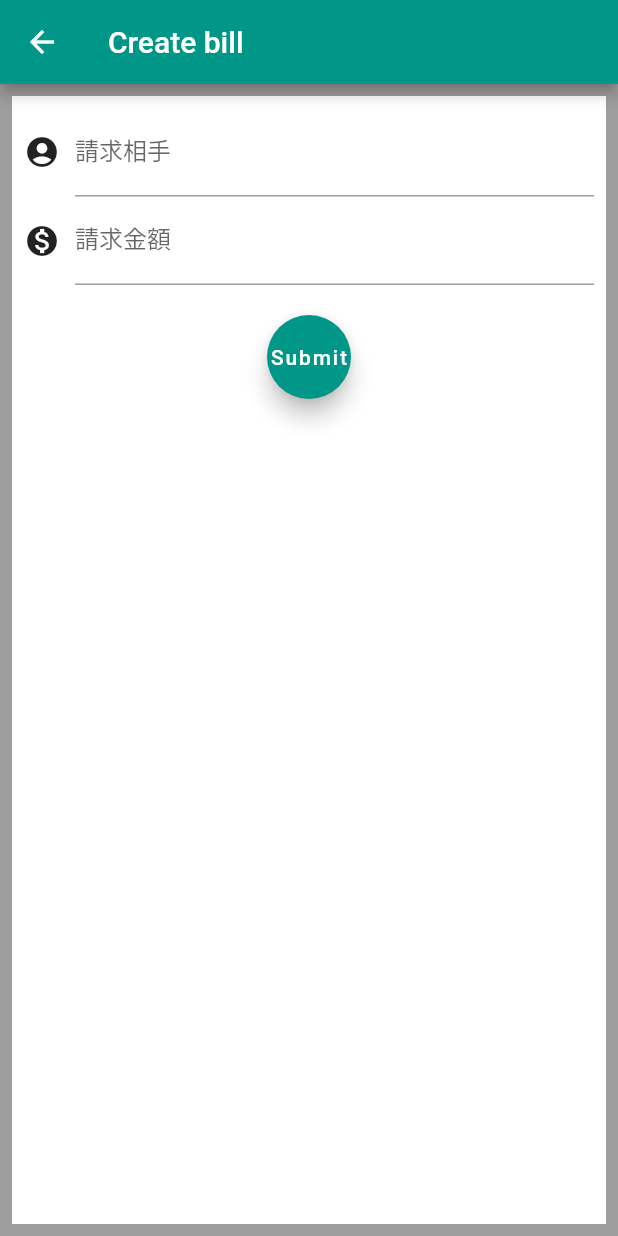
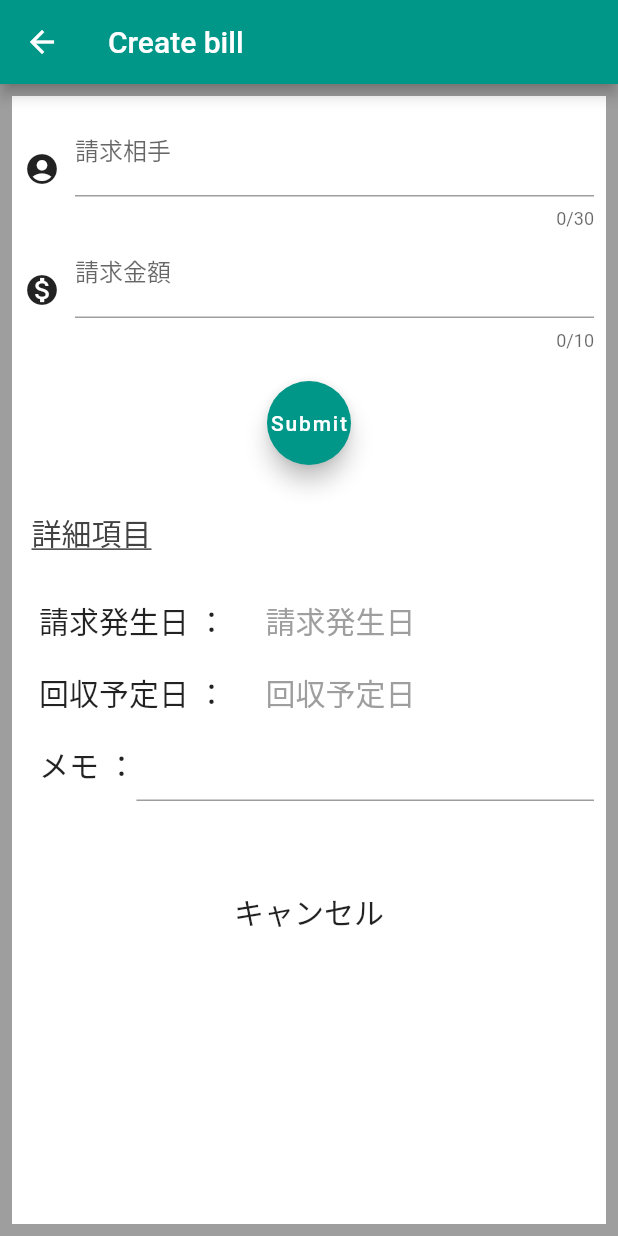
Before and after one commit to N-Yosh/BillApp, a Flutter app: the screen it shows after launch, after a tap on the "add" icon, on a phone screen of 412 x 824 dp. Run offline on Flutter 3.47's test engine with Material 2 defaults, Android fonts, the phone set to English and light mode, and no system bars.

Commit message:
List削除機能、bill作成詳細項目追加準備実装

```diff
--- a/lib/bill_list_model.dart
+++ b/lib/bill_list_model.dart
@@ -8,4 +8,9 @@ class BillListModel extends ChangeNotifier {
     bills.add(newBill);
     notifyListeners();
   }
+
+  void removeBill(Bill targetBill){
+    bills.remove(targetBill);
+    notifyListeners();
+  }
 }
--- a/lib/bill_list_page.dart
+++ b/lib/bill_list_page.dart
@@ -12,10 +12,17 @@ class BillList extends StatelessWidget {
         builder: (context, model, child) {
           final listTiles = model.bills
               .map(
-                (e) => ListTile(
-                  leading: Text('￥' + e.money.toString(),style: TextStyle(fontSize: 30,),),
-                  title: Text(e.person),
-                  subtitle: Text('支払予定 ' + e.createdDay.toString()),
+                (e) => Container(
+                  padding: EdgeInsets.all(3),
+                  child: ListTile(
+                    tileColor: Colors.white,
+                    onLongPress: (){
+                      model.removeBill(e);
+                    },
+                    leading: Text('￥' + e.money.toString(),style: TextStyle(fontSize: 30,),),
+                    title: Text(e.person),
+                    subtitle: Text('支払予定 ' + e.createdDay.toString()),
+                  ),
                 ),
               )
               .toList();
--- a/lib/create_bill.dart
+++ b/lib/create_bill.dart
@@ -1,13 +1,13 @@
-import 'package:bill_app/bill_list_model.dart';
+import 'dart:ui';
 import 'package:flutter/cupertino.dart';
 import 'package:flutter/material.dart';
 import 'package:flutter/services.dart';
-import 'package:provider/provider.dart';
 import 'bill.dart';
 
 class CreateBill extends StatelessWidget {
   final _personTextController = TextEditingController();
   final _moneyTextController = TextEditingController();
+  final _memoTextController=TextEditingController();
 
   @override
   Widget build(BuildContext context) {
@@ -21,7 +21,7 @@ class CreateBill extends StatelessWidget {
         child: Container(
           color: Colors.white,
           padding: const EdgeInsets.all(8.0),
-          child: Column(
+          child: ListView(
             children: [
               Row(
                 children: [
@@ -33,6 +33,7 @@ class CreateBill extends StatelessWidget {
                     child: TextFormField(
                       controller: _personTextController,
                       decoration: InputDecoration(labelText: '請求相手'),
+                      maxLength: 30,
                     ),
                   ),
                 ],
@@ -47,6 +48,7 @@ class CreateBill extends StatelessWidget {
                     child: TextFormField(
                       controller: _moneyTextController,
                       decoration: InputDecoration(labelText: '請求金額'),
+                      maxLength: 10,
                       inputFormatters: <TextInputFormatter>[
                         FilteringTextInputFormatter.digitsOnly,
                       ],
@@ -71,6 +73,72 @@ class CreateBill extends StatelessWidget {
                   Navigator.of(context).pop(newBill);
                 },
               ),
+              Padding(
+                padding: EdgeInsets.only(top: 30),
+              ),
+              Row(
+                crossAxisAlignment: CrossAxisAlignment.start,
+                children: [
+                  Padding(padding: EdgeInsets.only(left: 5)),
+                  Text(
+                    '詳細項目',
+                    style: TextStyle(
+                      fontSize: 20,
+                      color: Colors.grey[800],
+                      decoration: TextDecoration.underline,
+                    ),
+                  ),
+                ],
+              ),
+              Padding(
+                padding: EdgeInsets.only(top: 20),
+              ),
+              Row(
+                children: [
+                  Padding(padding: EdgeInsets.only(left: 10)),
+                  Text('請求発生日 ：',style: TextStyle(fontSize: 20),),
+                  Padding(padding: EdgeInsets.only(left: 10)),
+                  FlatButton(
+                    child: Text("請求発生日",style: TextStyle(fontSize: 20,color: Colors.grey),),
+                    onPressed: (){
+
+                    },
+                  ),
+                ],
+              ),
+              Row(
+                children: [
+                  Padding(padding: EdgeInsets.only(left: 10)),
+                  Text('回収予定日 ：',style: TextStyle(fontSize: 20),),
+                  Padding(padding: EdgeInsets.only(left: 10)),
+                  FlatButton(
+                    child: Text("回収予定日",style: TextStyle(fontSize: 20,color: Colors.grey),),
+                    onPressed: (){
+
+                    },
+                  ),
+                ],
+              ),
+              Row(
+                children: [
+                  Padding(padding: EdgeInsets.only(left: 10)),
+                  Text("メモ ：",style: TextStyle(fontSize: 20,),),
+                  Flexible(
+                    child: TextFormField(
+                      controller: _memoTextController,
+                    ),
+                  ),
+                ],
+              ),
+              Padding(
+                padding: EdgeInsets.only(top: 50),
+              ),
+              FlatButton(
+                child: Text("キャンセル",style: TextStyle(fontSize: 20,),),
+                onPressed: (){
+                  Navigator.of(context).pop(null);
+                },
+              ),
             ],
           ),
         ),
```
